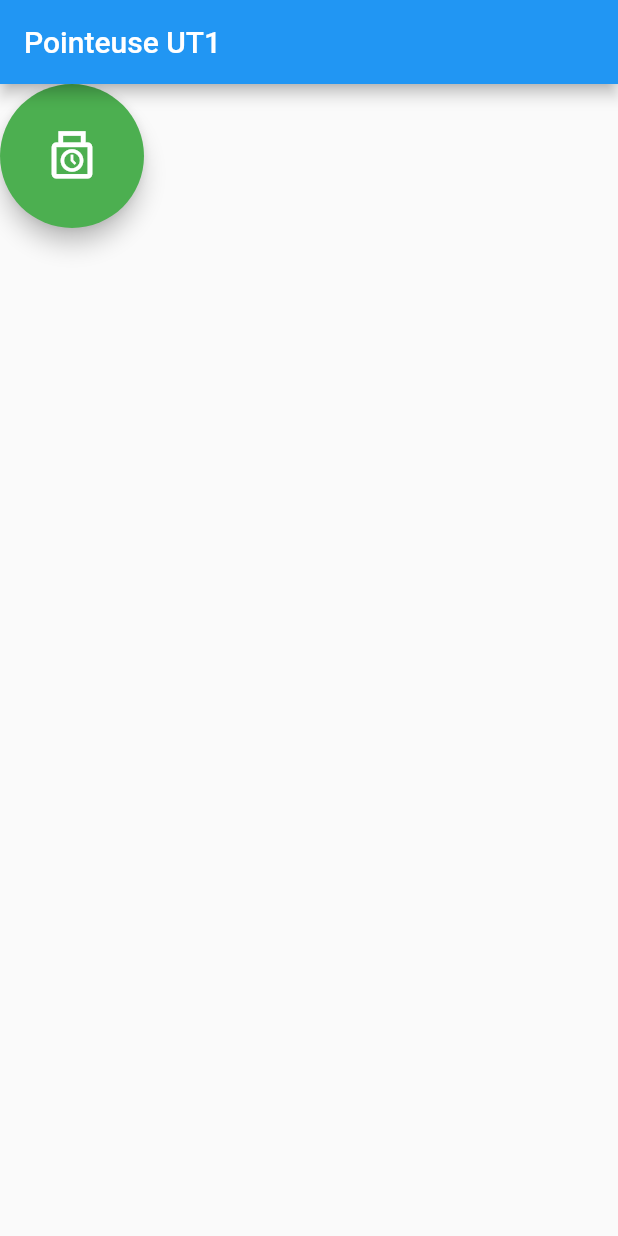
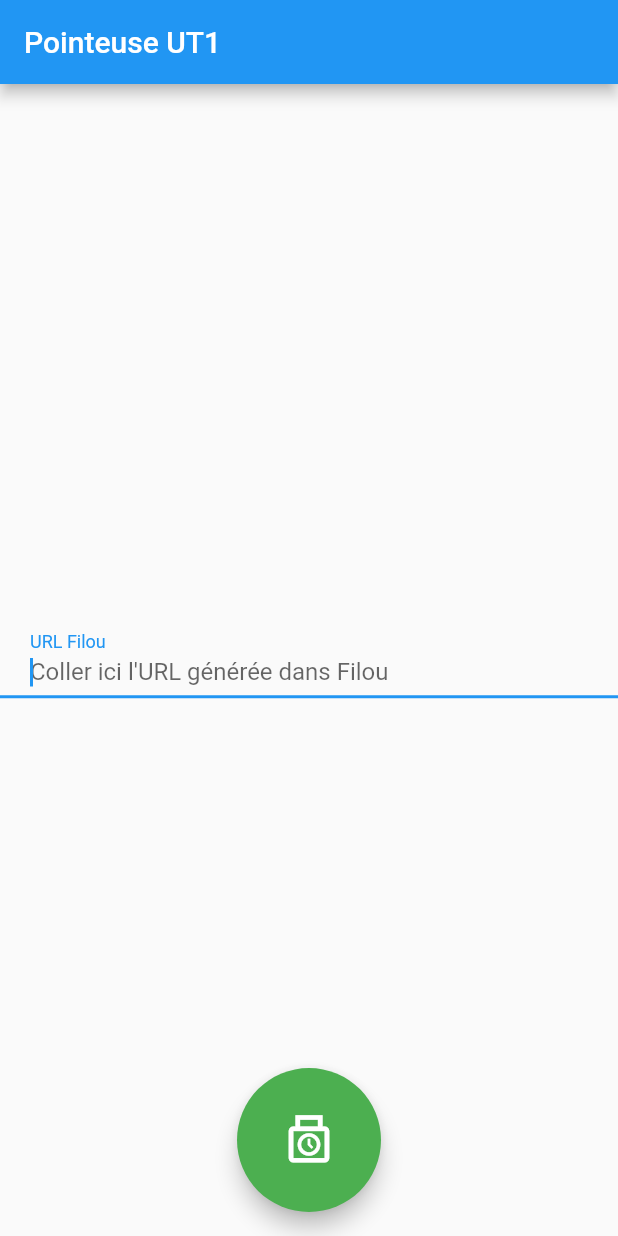
Before and after one commit to jbousquie/bombeWear, a Flutter app: the screen it shows after launch, on a phone screen of 412 x 824 dp. Run offline on Flutter 3.47's test engine with Material 2 defaults, Android fonts, the phone set to English and light mode, and no system bars; our stand-ins replace shared_preferences.

```diff
--- a/lib/main.dart
+++ b/lib/main.dart
@@ -1,7 +1,8 @@
 import 'package:flutter/material.dart';
 import 'package:http/http.dart' as http;
+import 'package:shared_preferences/shared_preferences.dart';
 
-// https://docs.flutter.dev/get-started/codelab
+// https://filou.iut-rodez.fr/pointe/jbousqui/1703/wp5rwp7Cp8KewpvCp8Kt
 
 void main() {
   runApp(const MyApp());
@@ -32,26 +33,34 @@ class MyHomePage extends StatefulWidget {
 }
 
 class _MyHomePageState extends State<MyHomePage> {
+  final myController = TextEditingController();
   Future<String>? _futurePointage;
+  String _urlText = '';
+
+  @override
+  void initState() {
+    super.initState();
+    _getURL();
+  }
+
+  @override
+  void dispose() {
+    myController.dispose();
+    super.dispose();
+  }
+
   @override
   Widget build(BuildContext context) {
     // This method is rerun every time setState is called, for instance as done
     // by the _incrementCounter method above.
     return Scaffold(
-        appBar: AppBar(
-          title: Text(widget.title),
-        ),
-        body: SizedBox(child: buildColumn()));
-  }
-
-  Column buildColumn() {
-    List<Widget> children;
-    if (_futurePointage == null) {
-      children = [buildButton()];
-    } else {
-      children = [buildFutureBuilder(), buildButton()];
-    }
-    return Column(children: children);
+      appBar: AppBar(
+        title: Text(widget.title),
+      ),
+      body: Center(child: buildContent()),
+      floatingActionButton: buildButton(),
+      floatingActionButtonLocation: FloatingActionButtonLocation.centerFloat,
+    );
   }
 
   FloatingActionButton buildButton() {
@@ -65,22 +74,59 @@ class _MyHomePageState extends State<MyHomePage> {
         });
   }
 
+  Widget buildContent() {
+    if (_futurePointage == null) {
+      _getURL();
+      myController.text = _urlText;
+      return TextField(
+        controller: myController,
+        keyboardType: TextInputType.url,
+        autofocus: true,
+        decoration: const InputDecoration(
+            contentPadding: EdgeInsets.symmetric(horizontal: 20, vertical: 8),
+            isDense: true,
+            labelText: "URL Filou",
+            hintText: "Coller ici l'URL générée dans Filou"),
+        onSubmitted: (text) {
+          updateURL(text);
+        },
+      );
+      //return const Text('Badgeuse', style: TextStyle(fontSize: 48));
+    } else {
+      return buildFutureBuilder();
+    }
+  }
+
   FutureBuilder<String> buildFutureBuilder() {
     return FutureBuilder<String>(
         future: _futurePointage,
         builder: (context, snapshot) {
           if (snapshot.hasData) {
-            return Text('${snapshot.data}');
+            return Text('${snapshot.data}',
+                style: const TextStyle(fontSize: 32));
           } else if (snapshot.hasError) {
-            return Text('${snapshot.error}');
+            return Text('${snapshot.error}',
+                style: const TextStyle(fontSize: 32));
           }
           return const CircularProgressIndicator();
         });
   }
 
+  Future<void> updateURL(String text) async {
+    final prefs = await SharedPreferences.getInstance();
+    await prefs.setString('urltext', text);
+    setState(() {
+      _urlText = text;
+    });
+  }
+
+  Future<void> _getURL() async {
+    final prefs = await SharedPreferences.getInstance();
+    _urlText = prefs.getString('urltext') ?? '';
+  }
+
   Future<String> pointe() async {
-    final uri = Uri.parse(
-        'https://filou.iut-rodez.fr/pointe/jbousqui/1703/wp5rwp7Cp8KewpvCp8Kt');
+    final uri = Uri.parse(_urlText);
     final response = await http.get(uri);
     if (response.statusCode == 200) {
       return response.body;
--- a/pubspec.yaml
+++ b/pubspec.yaml
@@ -37,6 +37,7 @@ dependencies:
   # Use with the CupertinoIcons class for iOS style icons.
   cupertino_icons: ^1.0.2
   http: ^0.13.5
+  shared_preferences: ^2.0.15
 
 dev_dependencies:
   flutter_test:
```
Also changed, not shown: 1 other file.
